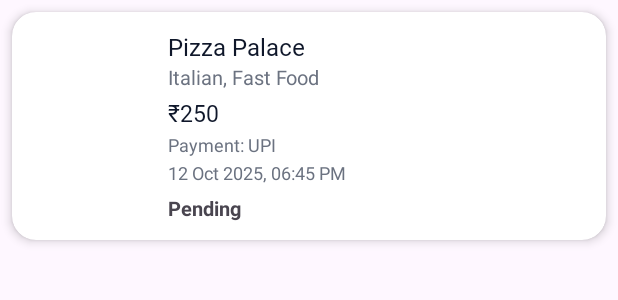
After one commit to NileshKumar2404/Food_Delivery_App, an Android app: the layout items_my_orders.xml on its own in the app's theme, with its tools: preview values and no code run, on a phone screen of 412 x 824 dp. The commit adds this screen. Shown: the top 300 px of the screen. Run offline under Robolectric (Android 15) with nearby library versions, the light colour scheme and no system bars; network calls fail.

Commit message:
feat: Implement "My Orders" screen
This commit introduces a new "My Orders" screen, allowing users to view their past and current order history.

Key changes include:
- Creating `MyOrderActivity` to display a list of user orders.
- Implementing `MyOrderAdapter` and `items_my_orders.xml` to render individual orders in a `RecyclerView`, showing details like restaurant name, total price, order status, and date.
- Adding logic to `MyOrderActivity` to fetch order history from the backend, handle loading and empty states, and implement swipe-to-refresh functionality.
- Defining a new `getUserOrder` endpoint in `ApiService` and creating the corresponding `GetMyOrderModelResponse` data models.
- Adding a "My Orders" button on the `ProfileViewActivity` that navigates to the new `MyOrderActivity`.
- Registering `MyOrderActivity` in `AndroidManifest.xml` and adding the `SwipeRefreshLayout` dependency.

```diff
--- a/app/build.gradle.kts
+++ b/app/build.gradle.kts
@@ -46,6 +46,7 @@
     implementation(libs.material)
     implementation(libs.androidx.activity)
     implementation(libs.androidx.constraintlayout)
+    implementation(libs.androidx.swiperefreshlayout)
     testImplementation(libs.junit)
     androidTestImplementation(libs.androidx.junit)
     androidTestImplementation(libs.androidx.espresso.core)
--- a/app/src/main/AndroidManifest.xml
+++ b/app/src/main/AndroidManifest.xml
@@ -18,6 +18,9 @@
         android:supportsRtl="true"
         android:theme="@style/Theme.FoodDeliveryApp"
         android:usesCleartextTraffic="true">
+        <activity
+            android:name=".Activity.MyOrderActivity"
+            android:exported="false" />
         <activity
             android:name=".Activity.SelectAddressActivity"
             android:exported="false" />
--- a/app/src/main/java/com/example/fooddeliveryapp/Activity/ProfileViewActivity.kt
+++ b/app/src/main/java/com/example/fooddeliveryapp/Activity/ProfileViewActivity.kt
@@ -66,6 +66,11 @@
             startActivity(Intent(this, CartActivity::class.java))
             finish()
         }
+
+        binding.llOrders.setOnClickListener {
+            startActivity(Intent(this, MyOrderActivity::class.java))
+            finish()
+        }
     }
     private fun logoutUser() {
         val sharedPreferences = getSharedPreferences("user_prefs", MODE_PRIVATE)
--- a/app/src/main/java/com/example/fooddeliveryapp/Adapter/SelectedAddressAdapter.kt
+++ b/app/src/main/java/com/example/fooddeliveryapp/Adapter/SelectedAddressAdapter.kt
@@ -35,13 +35,12 @@
             tvAddressLabel.text = address.label ?: "Home"
             tvAddressDetails.text = "${address.street}, ${address.city}, ${address.state} - ${address.pinCode}"
 
-            // Highlight selected card visually (optional)
             root.alpha = if (selectedPosition == position) 0.8f else 1f
 
             root.setOnClickListener {
                 selectedPosition = position
                 notifyDataSetChanged()
-                onSelect(address._id) // Send selected ID back
+                onSelect(address._id)
             }
         }
     }
--- a/app/src/main/java/com/example/fooddeliveryapp/Routes/ApiService.kt
+++ b/app/src/main/java/com/example/fooddeliveryapp/Routes/ApiService.kt
@@ -12,6 +12,7 @@
 import com.example.fooddeliveryapp.DataModel.GetCartModelResponse
 import com.example.fooddeliveryapp.DataModel.GetListOfFavouritesResponse
 import com.example.fooddeliveryapp.DataModel.GetMenuItemsModelResponse
+import com.example.fooddeliveryapp.DataModel.GetMyOrderModelResponse
 import com.example.fooddeliveryapp.DataModel.LoginUserRequest
 import com.example.fooddeliveryapp.DataModel.LoginUserResponse
 import com.example.fooddeliveryapp.DataModel.PlaceOrderRequest
@@ -62,4 +63,5 @@
     @DELETE("cart/remove-item/{cartItemId}") fun removeItemFromCart(@Path("cartItemId") cartItemId: String): Call<RemoveItemFromCartModelResponse>
     @GET("menuItem/get-all-menuItems") fun getAllMenuItems(): Call<GetAllMenuItemsModelResponse>
     @POST("order/place-order") fun placeOrder(@Body orderRequest: PlaceOrderRequest): Call<PlaceOrderResponse>
+    @GET("order/get-my-orders") fun getUserOrder(): Call<GetMyOrderModelResponse>
 }
--- a/app/src/main/res/layout/activity_profile_view.xml
+++ b/app/src/main/res/layout/activity_profile_view.xml
@@ -66,8 +66,8 @@
                         android:id="@+id/llOrders"
                         android:layout_width="match_parent"
                         android:layout_height="wrap_content"
-                        android:padding="16dp"
-                        android:gravity="center_vertical">
+                        android:gravity="center_vertical"
+                        android:padding="16dp">
 
                         <ImageView
                             android:layout_width="24dp"
--- /dev/null
+++ b/app/src/main/res/layout/items_my_orders.xml
@@ -0,0 +1,84 @@
+<androidx.cardview.widget.CardView xmlns:android="http://schemas.android.com/apk/res/android"
+    xmlns:app="http://schemas.android.com/apk/res-auto"
+    android:layout_margin="8dp"
+    android:layout_width="match_parent"
+    android:layout_height="wrap_content"
+    app:cardCornerRadius="16dp"
+    app:cardElevation="4dp">
+
+    <LinearLayout
+        android:layout_width="match_parent"
+        android:layout_height="wrap_content"
+        android:orientation="horizontal"
+        android:padding="12dp">
+
+        <ImageView
+            android:id="@+id/ivRestaurantImage"
+            android:layout_width="80dp"
+            android:layout_height="80dp"
+            android:scaleType="centerCrop"
+            android:layout_marginEnd="12dp"
+            android:layout_gravity="center"/>
+
+        <LinearLayout
+            android:layout_width="0dp"
+            android:layout_height="wrap_content"
+            android:layout_weight="1"
+            android:orientation="vertical">
+
+            <TextView
+                android:layout_height="wrap_content"
+                android:layout_width="wrap_content"
+                android:id="@+id/tvRestaurantName"
+                android:text="Pizza Palace"
+                android:textColor="@color/black"
+                android:textSize="16sp"
+                android:fontFamily="@font/poppins_semibold" />
+
+            <TextView
+                android:layout_height="wrap_content"
+                android:layout_width="wrap_content"
+                android:id="@+id/tvCuisineType"
+                android:text="Italian, Fast Food"
+                android:textColor="@color/ink_500"
+                android:textSize="13sp"
+                android:layout_marginBottom="4dp" />
+
+            <TextView
+                android:layout_height="wrap_content"
+                android:layout_width="wrap_content"
+                android:id="@+id/tvTotalPrice"
+                android:text="₹250"
+                android:textColor="@color/black"
+                android:textSize="15sp"
+                android:fontFamily="@font/poppins_medium" />
+
+            <TextView
+                android:id="@+id/tvPaymentMethod"
+                android:text="Payment: UPI"
+                android:textColor="@color/ink_500"
+                android:textSize="12sp"
+                android:layout_marginTop="2dp"
+                android:layout_height="wrap_content"
+                android:layout_width="wrap_content"/>
+
+            <TextView
+                android:layout_height="wrap_content"
+                android:layout_width="wrap_content"
+                android:id="@+id/tvOrderDate"
+                android:text="12 Oct 2025, 06:45 PM"
+                android:textColor="@color/ink_500"
+                android:textSize="12sp"
+                android:layout_marginTop="2dp" />
+
+            <TextView
+                android:layout_height="wrap_content"
+                android:layout_width="wrap_content"
+                android:id="@+id/tvOrderStatus"
+                android:text="Pending"
+                android:textSize="13sp"
+                android:textStyle="bold"
+                android:layout_marginTop="6dp" />
+        </LinearLayout>
+    </LinearLayout>
+</androidx.cardview.widget.CardView>
--- a/gradle/libs.versions.toml
+++ b/gradle/libs.versions.toml
@@ -9,6 +9,7 @@
 material = "1.12.0"
 activity = "1.10.1"
 constraintlayout = "2.2.1"
+swiperefreshlayout = "1.1.0"
 
 [libraries]
 androidx-core-ktx = { group = "androidx.core", name = "core-ktx", version.ref = "coreKtx" }
@@ -19,6 +20,7 @@
 material = { group = "com.google.android.material", name = "material", version.ref = "material" }
 androidx-activity = { group = "androidx.activity", name = "activity", version.ref = "activity" }
 androidx-constraintlayout = { group = "androidx.constraintlayout", name = "constraintlayout", version.ref = "constraintlayout" }
+androidx-swiperefreshlayout = { group = "androidx.swiperefreshlayout", name = "swiperefreshlayout", version.ref = "swiperefreshlayout" }
 
 [plugins]
 android-application = { id = "com.android.application", version.ref = "agp" }
```
Also changed, not shown: app/src/main/java/com/example/fooddeliveryapp/Activity/MyOrderActivity.kt (added, +122 -0 lines), app/src/main/java/com/example/fooddeliveryapp/Adapter/MyOrderAdapter.kt (added, +76 -0 lines), app/src/main/java/com/example/fooddeliveryapp/DataModel/GetMyOrderModel.kt (added, +46 -0 lines), app/src/main/res/layout/activity_my_order.xml (added, +89 -0 lines).
